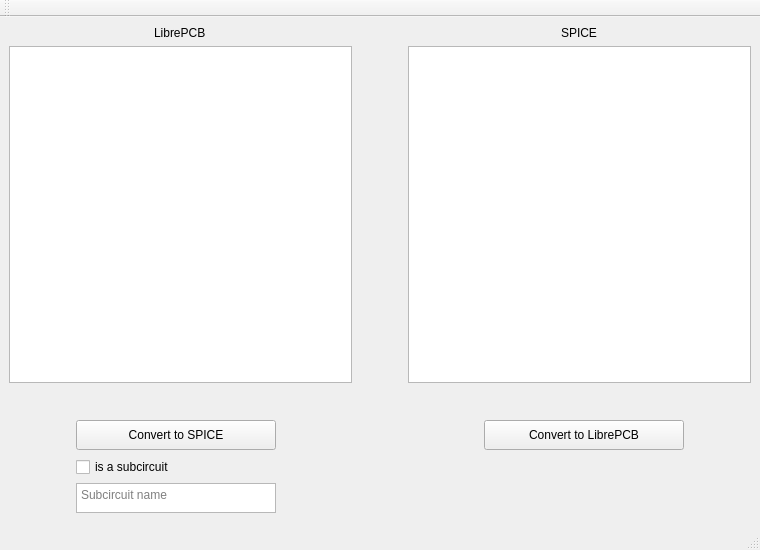
Above: ui/mainwindow.ui from SirBlaz333/L2Spice before the change. Below: the same form after it.
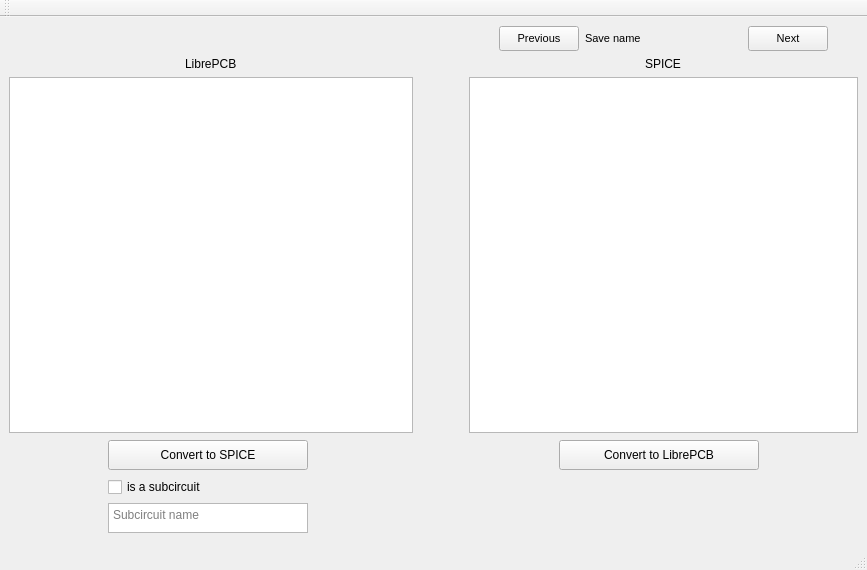
That is the form after the change. Icons and pictures are not drawn.

```diff
--- a/ui/mainwindow.ui
+++ b/ui/mainwindow.ui
@@ -6,8 +6,8 @@
    <rect>
     <x>0</x>
     <y>0</y>
-    <width>760</width>
-    <height>550</height>
+    <width>867</width>
+    <height>570</height>
    </rect>
   </property>
   <property name="sizePolicy">
@@ -19,7 +19,7 @@
   <property name="minimumSize">
    <size>
     <width>750</width>
-    <height>550</height>
+    <height>564</height>
    </size>
   </property>
   <property name="windowTitle">
@@ -46,9 +46,9 @@
    </property>
    <layout class="QHBoxLayout" name="horizontalLayout">
     <item>
-     <layout class="QGridLayout" name="gridLayout_4">
-      <item row="4" column="11" colspan="2">
-       <spacer name="horizontalSpacer_5">
+     <layout class="QGridLayout" name="gridLayout">
+      <item row="3" column="10">
+       <spacer name="horizontalSpacer_6">
         <property name="orientation">
          <enum>Qt::Horizontal</enum>
         </property>
@@ -60,14 +60,11 @@
         </property>
        </spacer>
       </item>
-      <item row="4" column="7">
-       <spacer name="horizontalSpacer_3">
+      <item row="4" column="4" rowspan="2">
+       <spacer name="horizontalSpacer_8">
         <property name="orientation">
          <enum>Qt::Horizontal</enum>
         </property>
-        <property name="sizeType">
-         <enum>QSizePolicy::Expanding</enum>
-        </property>
         <property name="sizeHint" stdset="0">
          <size>
           <width>40</width>
@@ -76,7 +73,20 @@
         </property>
        </spacer>
       </item>
-      <item row="4" column="0" rowspan="3" colspan="2">
+      <item row="2" column="7" colspan="6">
+       <widget class="QTextEdit" name="notationSpiceTextEdit">
+        <property name="minimumSize">
+         <size>
+          <width>335</width>
+          <height>326</height>
+         </size>
+        </property>
+        <property name="styleSheet">
+         <string notr="true"/>
+        </property>
+       </widget>
+      </item>
+      <item row="3" column="0" rowspan="3" colspan="2">
        <spacer name="horizontalSpacer_4">
         <property name="orientation">
          <enum>Qt::Horizontal</enum>
@@ -89,29 +99,10 @@
         </property>
        </spacer>
       </item>
-      <item row="4" column="9">
-       <widget class="QPushButton" name="pushButton_2">
+      <item row="3" column="8">
+       <widget class="QLabel" name="arrowLeftLabel">
         <property name="minimumSize">
          <size>
-          <width>200</width>
-          <height>30</height>
-         </size>
-        </property>
-        <property name="maximumSize">
-         <size>
-          <width>200</width>
-          <height>30</height>
-         </size>
-        </property>
-        <property name="text">
-         <string>Convert to LibrePCB</string>
-        </property>
-       </widget>
-      </item>
-      <item row="4" column="4">
-       <widget class="QLabel" name="label_3">
-        <property name="minimumSize">
-         <size>
           <width>32</width>
           <height>32</height>
          </size>
@@ -122,6 +113,9 @@
           <height>32</height>
          </size>
         </property>
+        <property name="layoutDirection">
+         <enum>Qt::LeftToRight</enum>
+        </property>
         <property name="text">
          <string/>
         </property>
@@ -133,20 +127,7 @@
         </property>
        </widget>
       </item>
-      <item row="1" column="0" colspan="6">
-       <widget class="QTextEdit" name="textEdit">
-        <property name="minimumSize">
-         <size>
-          <width>335</width>
-          <height>326</height>
-         </size>
-        </property>
-        <property name="styleSheet">
-         <string notr="true"/>
-        </property>
-       </widget>
-      </item>
-      <item row="4" column="5" rowspan="3">
+      <item row="3" column="5" rowspan="3">
        <spacer name="horizontalSpacer_2">
         <property name="orientation">
          <enum>Qt::Horizontal</enum>
@@ -162,7 +143,45 @@
         </property>
        </spacer>
       </item>
-      <item row="0" column="6" rowspan="7">
+      <item row="3" column="4">
+       <widget class="QLabel" name="arrowRightLabel">
+        <property name="minimumSize">
+         <size>
+          <width>32</width>
+          <height>32</height>
+         </size>
+        </property>
+        <property name="maximumSize">
+         <size>
+          <width>32</width>
+          <height>32</height>
+         </size>
+        </property>
+        <property name="text">
+         <string/>
+        </property>
+        <property name="pixmap">
+         <pixmap resource="../resources/resources.qrc">:/img/right-arrow.png</pixmap>
+        </property>
+        <property name="scaledContents">
+         <bool>true</bool>
+        </property>
+       </widget>
+      </item>
+      <item row="3" column="11" colspan="2">
+       <spacer name="horizontalSpacer_5">
+        <property name="orientation">
+         <enum>Qt::Horizontal</enum>
+        </property>
+        <property name="sizeHint" stdset="0">
+         <size>
+          <width>40</width>
+          <height>20</height>
+         </size>
+        </property>
+       </spacer>
+      </item>
+      <item row="0" column="6" rowspan="6">
        <spacer name="horizontalSpacer">
         <property name="orientation">
          <enum>Qt::Horizontal</enum>
@@ -178,36 +197,89 @@
         </property>
        </spacer>
       </item>
-      <item row="4" column="8">
-       <widget class="QLabel" name="label_4">
+      <item row="3" column="9">
+       <widget class="QPushButton" name="convertToLibreButton">
         <property name="minimumSize">
          <size>
-          <width>32</width>
-          <height>32</height>
+          <width>200</width>
+          <height>30</height>
          </size>
         </property>
         <property name="maximumSize">
          <size>
-          <width>32</width>
-          <height>32</height>
+          <width>200</width>
+          <height>30</height>
          </size>
         </property>
-        <property name="layoutDirection">
-         <enum>Qt::LeftToRight</enum>
+        <property name="text">
+         <string>Convert to LibrePCB</string>
         </property>
+       </widget>
+      </item>
+      <item row="0" column="0" colspan="6">
+       <spacer name="horizontalSpacer_10">
+        <property name="orientation">
+         <enum>Qt::Horizontal</enum>
+        </property>
+        <property name="sizeHint" stdset="0">
+         <size>
+          <width>40</width>
+          <height>20</height>
+         </size>
+        </property>
+       </spacer>
+      </item>
+      <item row="1" column="0" colspan="6" alignment="Qt::AlignHCenter|Qt::AlignVCenter">
+       <widget class="QLabel" name="libreLabel">
         <property name="text">
-         <string/>
+         <string>LibrePCB</string>
         </property>
-        <property name="pixmap">
-         <pixmap resource="../resources/resources.qrc">:/img/left-arrow.png</pixmap>
+       </widget>
+      </item>
+      <item row="4" column="7" rowspan="3" colspan="6">
+       <spacer name="verticalSpacer_3">
+        <property name="orientation">
+         <enum>Qt::Vertical</enum>
         </property>
-        <property name="scaledContents">
-         <bool>true</bool>
+        <property name="sizeType">
+         <enum>QSizePolicy::Fixed</enum>
         </property>
+        <property name="sizeHint" stdset="0">
+         <size>
+          <width>20</width>
+          <height>30</height>
+         </size>
+        </property>
+       </spacer>
+      </item>
+      <item row="2" column="0" colspan="6">
+       <widget class="QTextEdit" name="notationLibreTextEdit">
+        <property name="minimumSize">
+         <size>
+          <width>335</width>
+          <height>326</height>
+         </size>
+        </property>
+        <property name="styleSheet">
+         <string notr="true"/>
+        </property>
        </widget>
       </item>
-      <item row="6" column="3">
-       <widget class="QPlainTextEdit" name="subciruitNameTextEdit">
+      <item row="3" column="2" rowspan="3">
+       <spacer name="horizontalSpacer_7">
+        <property name="orientation">
+         <enum>Qt::Horizontal</enum>
+        </property>
+        <property name="sizeHint" stdset="0">
+         <size>
+          <width>40</width>
+          <height>20</height>
+         </size>
+        </property>
+       </spacer>
+      </item>
+      <item row="5" column="3">
+       <widget class="QPlainTextEdit" name="subcircuitNameTextEdit">
         <property name="enabled">
          <bool>true</bool>
         </property>
@@ -222,146 +294,163 @@
         </property>
        </widget>
       </item>
-      <item row="5" column="3">
-       <widget class="QCheckBox" name="checkBox">
-        <property name="text">
-         <string>is a subcircuit</string>
-        </property>
-       </widget>
-      </item>
-      <item row="2" column="7" rowspan="2" colspan="6">
-       <spacer name="verticalSpacer_4">
-        <property name="orientation">
-         <enum>Qt::Vertical</enum>
-        </property>
-        <property name="sizeType">
-         <enum>QSizePolicy::Fixed</enum>
-        </property>
-        <property name="sizeHint" stdset="0">
-         <size>
-          <width>20</width>
-          <height>30</height>
-         </size>
-        </property>
-       </spacer>
-      </item>
-      <item row="2" column="0" rowspan="2" colspan="6">
-       <spacer name="verticalSpacer">
-        <property name="orientation">
-         <enum>Qt::Vertical</enum>
-        </property>
-        <property name="sizeType">
-         <enum>QSizePolicy::Fixed</enum>
-        </property>
-        <property name="sizeHint" stdset="0">
-         <size>
-          <width>20</width>
-          <height>30</height>
-         </size>
-        </property>
-       </spacer>
-      </item>
-      <item row="4" column="10">
-       <spacer name="horizontalSpacer_6">
-        <property name="orientation">
-         <enum>Qt::Horizontal</enum>
-        </property>
-        <property name="sizeHint" stdset="0">
-         <size>
-          <width>40</width>
-          <height>20</height>
-         </size>
-        </property>
-       </spacer>
-      </item>
-      <item row="1" column="7" colspan="6">
-       <widget class="QTextEdit" name="textEdit_2">
-        <property name="minimumSize">
-         <size>
-          <width>335</width>
-          <height>326</height>
-         </size>
-        </property>
-        <property name="styleSheet">
-         <string notr="true"/>
-        </property>
-       </widget>
+      <item row="0" column="7" colspan="6">
+       <layout class="QHBoxLayout" name="nodesLayout">
+        <item>
+         <spacer name="horizontalSpacer_9">
+          <property name="orientation">
+           <enum>Qt::Horizontal</enum>
+          </property>
+          <property name="sizeType">
+           <enum>QSizePolicy::Fixed</enum>
+          </property>
+          <property name="sizeHint" stdset="0">
+           <size>
+            <width>30</width>
+            <height>25</height>
+           </size>
+          </property>
+         </spacer>
+        </item>
+        <item>
+         <widget class="QPushButton" name="previousNodeButton">
+          <property name="minimumSize">
+           <size>
+            <width>80</width>
+            <height>25</height>
+           </size>
+          </property>
+          <property name="maximumSize">
+           <size>
+            <width>80</width>
+            <height>25</height>
+           </size>
+          </property>
+          <property name="font">
+           <font>
+            <pointsize>8</pointsize>
+           </font>
+          </property>
+          <property name="text">
+           <string>Previous</string>
+          </property>
+         </widget>
+        </item>
+        <item>
+         <widget class="QLabel" name="nodeNameLabel">
+          <property name="minimumSize">
+           <size>
+            <width>150</width>
+            <height>25</height>
+           </size>
+          </property>
+          <property name="maximumSize">
+           <size>
+            <width>1500</width>
+            <height>25</height>
+           </size>
+          </property>
+          <property name="font">
+           <font>
+            <pointsize>8</pointsize>
+           </font>
+          </property>
+          <property name="text">
+           <string>Save name</string>
+          </property>
+         </widget>
+        </item>
+        <item>
+         <widget class="QPushButton" name="nextNodeButton">
+          <property name="minimumSize">
+           <size>
+            <width>80</width>
+            <height>25</height>
+           </size>
+          </property>
+          <property name="maximumSize">
+           <size>
+            <width>80</width>
+            <height>25</height>
+           </size>
+          </property>
+          <property name="font">
+           <font>
+            <pointsize>8</pointsize>
+           </font>
+          </property>
+          <property name="text">
+           <string>Next</string>
+          </property>
+         </widget>
+        </item>
+        <item>
+         <spacer name="horizontalSpacer_11">
+          <property name="orientation">
+           <enum>Qt::Horizontal</enum>
+          </property>
+          <property name="sizeType">
+           <enum>QSizePolicy::Fixed</enum>
+          </property>
+          <property name="sizeHint" stdset="0">
+           <size>
+            <width>30</width>
+            <height>25</height>
+           </size>
+          </property>
+         </spacer>
+        </item>
+       </layout>
       </item>
       <item row="4" column="3">
-       <widget class="QPushButton" name="pushButton">
-        <property name="minimumSize">
-         <size>
-          <width>200</width>
-          <height>30</height>
-         </size>
-        </property>
-        <property name="maximumSize">
-         <size>
-          <width>200</width>
-          <height>30</height>
-         </size>
-        </property>
+       <widget class="QCheckBox" name="subcircuitCheckBox">
         <property name="text">
-         <string>Convert to SPICE</string>
+         <string>is a subcircuit</string>
         </property>
        </widget>
       </item>
-      <item row="0" column="7" colspan="6" alignment="Qt::AlignHCenter|Qt::AlignVCenter">
-       <widget class="QLabel" name="label_2">
+      <item row="3" column="7">
+       <spacer name="horizontalSpacer_3">
+        <property name="orientation">
+         <enum>Qt::Horizontal</enum>
+        </property>
+        <property name="sizeType">
+         <enum>QSizePolicy::Expanding</enum>
+        </property>
+        <property name="sizeHint" stdset="0">
+         <size>
+          <width>40</width>
+          <height>20</height>
+         </size>
+        </property>
+       </spacer>
+      </item>
+      <item row="1" column="7" colspan="6" alignment="Qt::AlignHCenter|Qt::AlignVCenter">
+       <widget class="QLabel" name="spiceLabel">
         <property name="text">
          <string>SPICE</string>
         </property>
        </widget>
       </item>
-      <item row="0" column="0" colspan="6" alignment="Qt::AlignHCenter|Qt::AlignVCenter">
-       <widget class="QLabel" name="label">
+      <item row="3" column="3">
+       <widget class="QPushButton" name="convertToSpiceButton">
+        <property name="minimumSize">
+         <size>
+          <width>200</width>
+          <height>30</height>
+         </size>
+        </property>
+        <property name="maximumSize">
+         <size>
+          <width>200</width>
+          <height>30</height>
+         </size>
+        </property>
         <property name="text">
-         <string>LibrePCB</string>
+         <string>Convert to SPICE</string>
         </property>
        </widget>
       </item>
-      <item row="5" column="4" rowspan="2">
-       <spacer name="horizontalSpacer_8">
-        <property name="orientation">
-         <enum>Qt::Horizontal</enum>
-        </property>
-        <property name="sizeHint" stdset="0">
-         <size>
-          <width>40</width>
-          <height>20</height>
-         </size>
-        </property>
-       </spacer>
-      </item>
-      <item row="4" column="2" rowspan="3">
-       <spacer name="horizontalSpacer_7">
-        <property name="orientation">
-         <enum>Qt::Horizontal</enum>
-        </property>
-        <property name="sizeHint" stdset="0">
-         <size>
-          <width>40</width>
-          <height>20</height>
-         </size>
-        </property>
-       </spacer>
-      </item>
-      <item row="5" column="7" rowspan="3" colspan="6">
-       <spacer name="verticalSpacer_3">
-        <property name="orientation">
-         <enum>Qt::Vertical</enum>
-        </property>
-        <property name="sizeType">
-         <enum>QSizePolicy::Fixed</enum>
-        </property>
-        <property name="sizeHint" stdset="0">
-         <size>
-          <width>20</width>
-          <height>30</height>
-         </size>
-        </property>
-       </spacer>
-      </item>
      </layout>
     </item>
    </layout>
```
Left out of the diff: 4 changed lines with no effect on the pictures.
